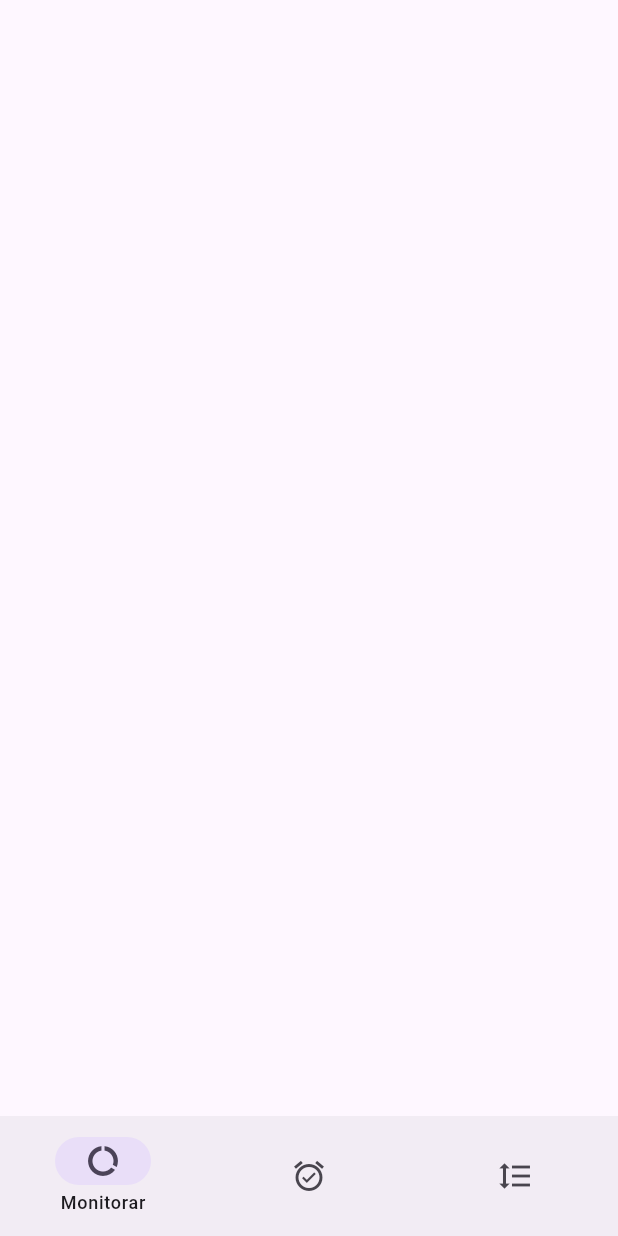
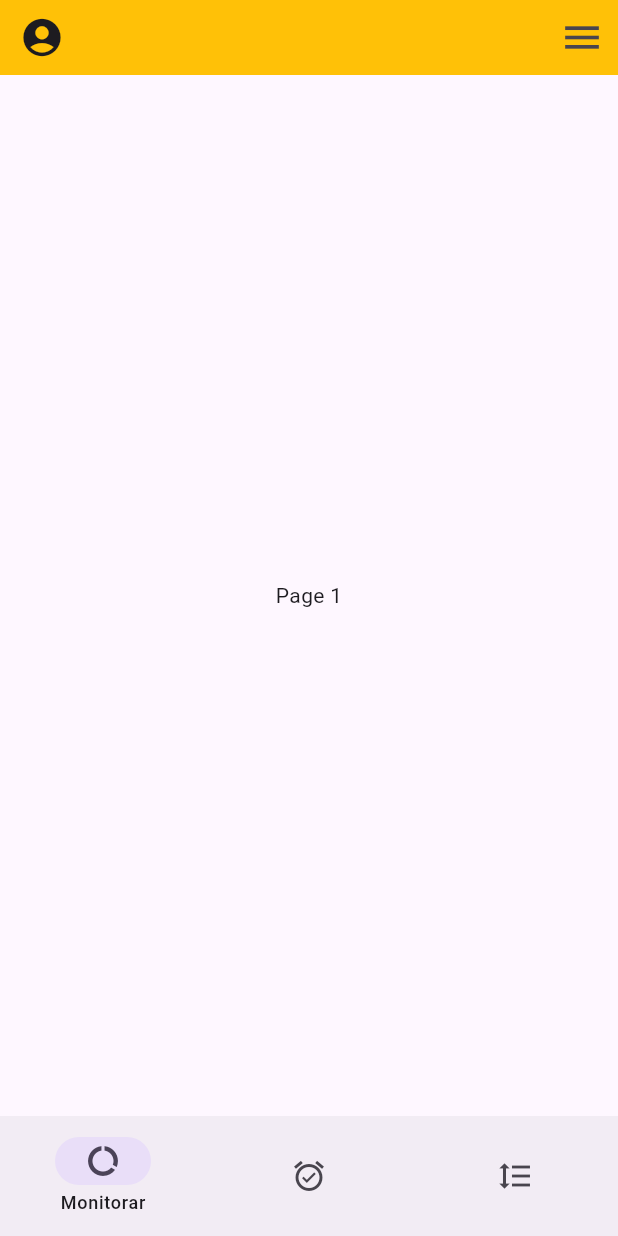
Before and after one commit to weslorde/apptempesp32, a Flutter app: the screen it shows after launch, on a phone screen of 412 x 824 dp. Run offline on Flutter 3.47's test engine with Material 2 defaults, Android fonts, the phone set to English and light mode, and no system bars.

Commit message:
Bottom and Top menu with navigation initially implemented

```diff
--- a/lib/main.dart
+++ b/lib/main.dart
@@ -1,8 +1,15 @@
-import 'package:apptempesp32/pages/list_pages.dart';
+import 'package:apptempesp32/pages/menus/botton_barr.dart';
+import 'package:apptempesp32/pages/menus/list_pages.dart';
+import 'package:apptempesp32/pages/menus/top_barr.dart';
 import 'package:flutter/material.dart';
+import 'package:flutter/services.dart';
 
 void main() {
-  runApp(const MyApp());
+  // Lock orientation to Portrait only
+  WidgetsFlutterBinding.ensureInitialized();
+  SystemChrome.setPreferredOrientations([
+    DeviceOrientation.portraitUp,
+  ]).then((value) => runApp(const MyApp())); //then call All the app
 }
 
 class MyApp extends StatelessWidget {
@@ -12,9 +19,10 @@ class MyApp extends StatelessWidget {
   @override
   Widget build(BuildContext context) {
     return MaterialApp(
+      debugShowCheckedModeBanner: false, //Remove debug banner
       theme: ThemeData(
+        useMaterial3: true,
         colorScheme: ColorScheme.fromSeed(seedColor: Colors.deepPurple),
-        useMaterial3: true,
       ),
       home: const MyHomePage(),
     );
@@ -29,24 +37,37 @@ class MyHomePage extends StatefulWidget {
 }
 
 class _MyHomePageState extends State<MyHomePage> {
-  int _currentPageIndex = 0; //Inicial index of pag and botton menu
+  late int _index;
+  void attPageState(int index) {
+    //fun to update current body Page
+    setState(() {
+      _index = index;
+    });
+  }
 
-  //Fun to select icon and pag index and setState
-  void _onDestinationSelected(index) {
-    setState(() {
-      _currentPageIndex = index;
-    });
+  @override
+  void initState() {
+    _index = PageIndex(attPageState: attPageState)
+        .getIndex; //Passing fun to PageIndex and obtain inicial index
+    super.initState();
   }
 
   @override
   Widget build(BuildContext context) {
     return Scaffold(
+      //Top Menu
+      appBar: const PreferredSize(
+        preferredSize: Size.fromHeight(50.0),
+        child: TopBar(),
+      ),
+
       //Bottom Menu
-      bottomNavigationBar: NavigationBar(
-        labelBehavior: NavigationDestinationLabelBehavior.onlyShowSelected,
-        selectedIndex: _currentPageIndex,
-        onDestinationSelected: _onDestinationSelected, //Fun to select icon and pag index and setState
-        destinations: listNavigation(),
+      // ignore: prefer_const_constructors
+      bottomNavigationBar: BottomBar(),
+
+      //Body (all pags)
+      body: PagSelector(
+        index: _index,
       ),
     );
   }
--- a/lib/pages/list_pages.dart
+++ /dev/null
@@ -1,18 +0,0 @@
-import 'package:flutter/material.dart';
-
-List<Widget> listNavigation() {
-  return const [
-    NavigationDestination(
-      icon: Icon(Icons.data_usage),
-      label: 'Monitorar',
-    ),
-    NavigationDestination(
-      icon: Icon(Icons.alarm_on),
-      label: 'Alarmes',
-    ),
-    NavigationDestination(
-      icon: Icon(Icons.format_line_spacing),
-      label: 'Controle',
-    ),
-  ];
-}
--- /dev/null
+++ b/lib/pages/menus/botton_barr.dart
@@ -0,0 +1,23 @@
+
+import 'package:apptempesp32/pages/menus/list_pages.dart';
+import 'package:flutter/material.dart';
+
+class BottomBar extends StatefulWidget {
+  const BottomBar({super.key});
+
+  @override
+  State<BottomBar> createState() => _BottomBar();
+}
+
+class _BottomBar extends State<BottomBar> {
+  final PageIndex pageIndex = PageIndex(); //Simple Pag Controller
+  @override
+  Widget build(BuildContext context) {
+    return NavigationBar(
+      labelBehavior: NavigationDestinationLabelBehavior.onlyShowSelected,
+      selectedIndex: pageIndex.getIndex, // Get actual index
+      onDestinationSelected: pageIndex.onDestinationSelected, //Fun to change de index
+      destinations: listNavigation(), //List of pages
+    );
+  }
+}
--- /dev/null
+++ b/lib/pages/menus/list_pages.dart
@@ -0,0 +1,73 @@
+import 'package:apptempesp32/pages/pag_test.dart';
+import 'package:flutter/material.dart';
+
+//Icons list of Botton Menu
+List<Widget> listNavigation() {
+  return const [
+    NavigationDestination(
+      icon: Icon(Icons.data_usage),
+      label: 'Monitorar',
+    ),
+    NavigationDestination(
+      icon: Icon(Icons.alarm_on),
+      label: 'Alarmes',
+    ),
+    NavigationDestination(
+      icon: Icon(Icons.format_line_spacing),
+      label: 'Controle',
+    ),
+  ];
+}
+
+//Simple Page controller
+class PageIndex {
+  int _currentIndex = 0; //Actual page index
+  Function(int) _attPageState = (int _) {}; //Fun to updateState
+
+  // Creat Singleton
+  static final PageIndex _shared = PageIndex._sharedInstance();
+  PageIndex._sharedInstance();
+  factory PageIndex({Function(int)? attPageState}) {
+    if (attPageState != null) {
+      // Optional Function parameter
+      _shared._attPageState =
+          attPageState; // If Function is not null pass to a local variable
+    }
+    return _shared; // return Singleton
+  }
+
+  set setIndex(int index) {
+    if (_currentIndex != index) {
+      _currentIndex = index;
+      _attPageState(_currentIndex); // Call Fun to updateState
+    }
+  }
+
+  int get getIndex => _currentIndex;
+
+  void onDestinationSelected(int index) {
+    // Function used in NavigationBar => onDestinationSelected parameters
+    setIndex = index;
+  }
+}
+
+// Widget to return Scaffold => Body with atual Page
+class PagSelector extends StatelessWidget {
+  final int index;
+  const PagSelector({super.key, required this.index});
+
+  @override
+  Widget build(BuildContext context) {
+    return const [  //List of Pages
+      PagMonitorar(
+        pagText: "Page 1",
+      ),
+      PagMonitorar(
+        pagText: "Page 2",
+      ),
+      PagMonitorar(
+        pagText: "Page 3",
+      )
+    ][index];
+  }
+}
--- /dev/null
+++ b/lib/pages/menus/top_barr.dart
@@ -0,0 +1,34 @@
+import 'package:apptempesp32/pages/pag_test.dart';
+import 'package:flutter/material.dart';
+
+class TopBar extends StatelessWidget {
+  const TopBar({super.key});
+
+  @override
+  Widget build(BuildContext context) {
+    return  AppBar(
+        backgroundColor: Colors.amber,
+        leading: IconButton(
+          onPressed: () {}, //TODO Perfil icon superior esquedo
+          icon: const Icon(
+            Icons.account_circle_rounded,
+            size: 30,
+          ),
+        ),
+        actions: [
+          IconButton(
+            onPressed: () {
+              Navigator.push(
+                context,
+                MaterialPageRoute(builder: (context) => const PagMonitorar(pagText: 'Pag 5',)),
+              );
+            }, //TODO Menu icon superior direito
+            icon: const Icon(
+              Icons.menu,
+              size: 30,
+            ),
+          ),
+        ],
+      );
+  }
+}
--- /dev/null
+++ b/lib/pages/pag_test.dart
@@ -0,0 +1,20 @@
+import 'package:flutter/material.dart';
+
+class PagMonitorar extends StatelessWidget {
+  final String pagText;
+
+  const PagMonitorar({super.key, required this.pagText});
+
+
+  @override
+  Widget build(BuildContext context) {
+    return Center(
+      child:  Column(
+        mainAxisAlignment: MainAxisAlignment.center,
+        children: [
+          Text(pagText),
+        ],
+      ),
+    );
+  }
+}
```
